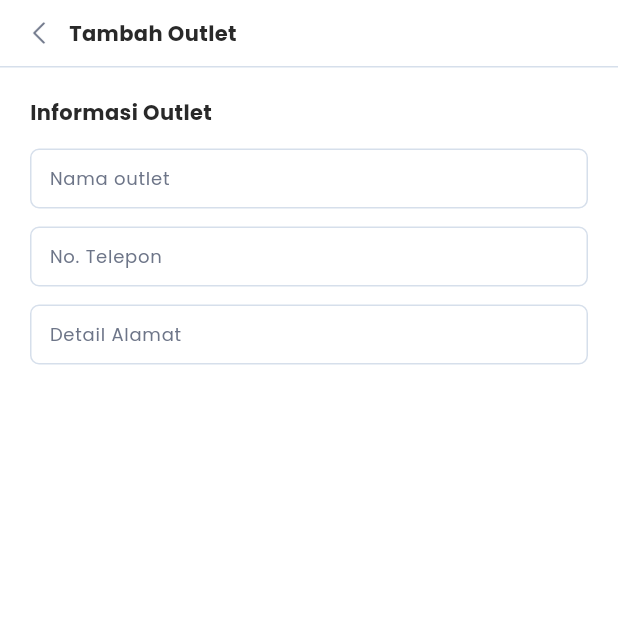
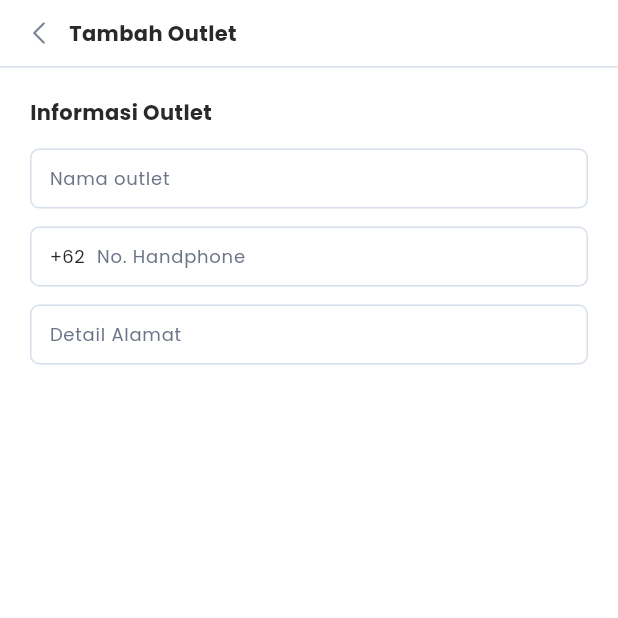
Before and after one commit to agungd3v/qlola_umkm, a Flutter app: the AddOutletScreen screen opened by its route, on a phone screen of 412 x 824 dp, the top half of it. Run offline on Flutter 3.47's test engine with Material 3 defaults, Android fonts, the phone set to English and light mode, and no system bars; our stand-ins replace flutter_dotenv, go_router, image_picker, localstorage.

Commit message:
fix wording

```diff
--- a/lib/screens/add_outlet.dart
+++ b/lib/screens/add_outlet.dart
@@ -118,11 +118,23 @@ class _AddOutletScreenState extends State<AddOutletScreen> {
                               border: Border.all(width: 1, color: Theme.of(context).dividerColor),
                               borderRadius: BorderRadius.all(Radius.circular(6))
                             ),
-                            child: TextField(
+                            child: Row(
+                              children: [
+                                Text(
+                                  "+62",
+                                  style: TextStyle(
+                                    fontFamily: "Poppins",
+                                    fontWeight: FontWeight.w400,
+                                    color: Theme.of(context).primaryColorDark,
+                                    fontSize: 12
+                                  )
+                                ),
+                                const SizedBox(width: 8),
+                                Expanded(child: TextField(
                                   decoration: InputDecoration(
                                     isDense: true,
                                     border: InputBorder.none,
-                                hintText: "No. Telepon",
+                                    hintText: "No. Handphone",
                                     hintStyle: TextStyle(
                                       fontFamily: "Poppins",
                                       fontWeight: FontWeight.w400,
@@ -139,6 +151,8 @@ class _AddOutletScreenState extends State<AddOutletScreen> {
                                   keyboardType: TextInputType.number,
                                   cursorColor: Theme.of(context).focusColor,
                                   controller: outletPhone,
+                                ))
+                              ]
                             )
                           ),
                           const SizedBox(height: 12),
```
Lines whose indentation alone changed are shown as unchanged.
